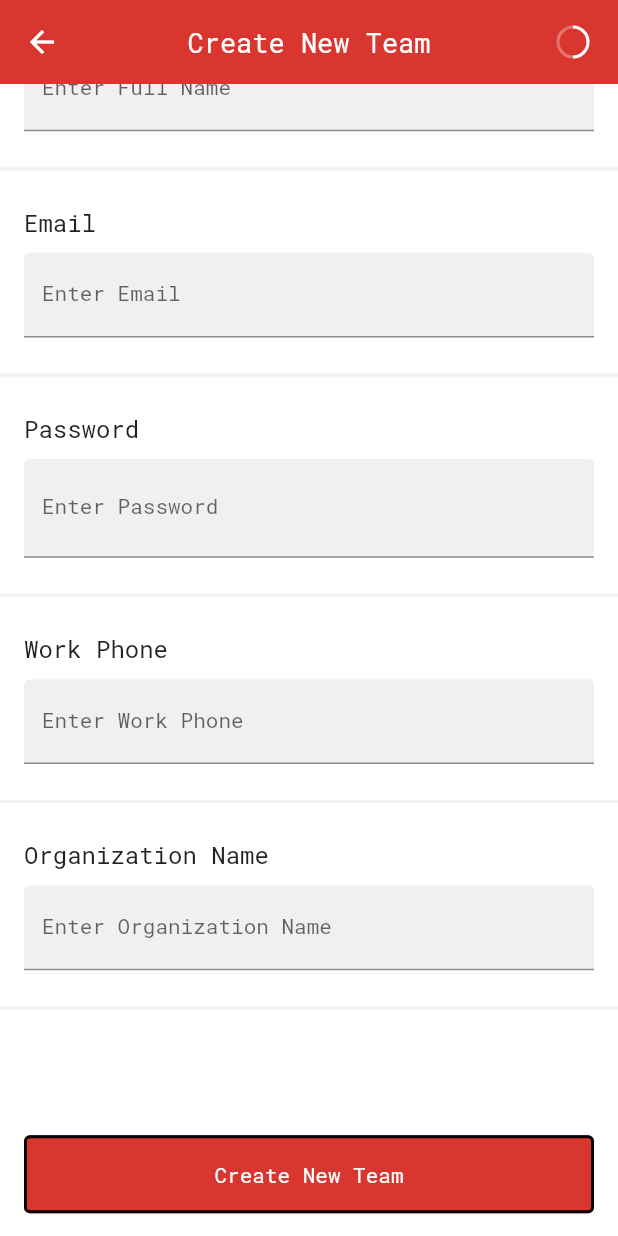
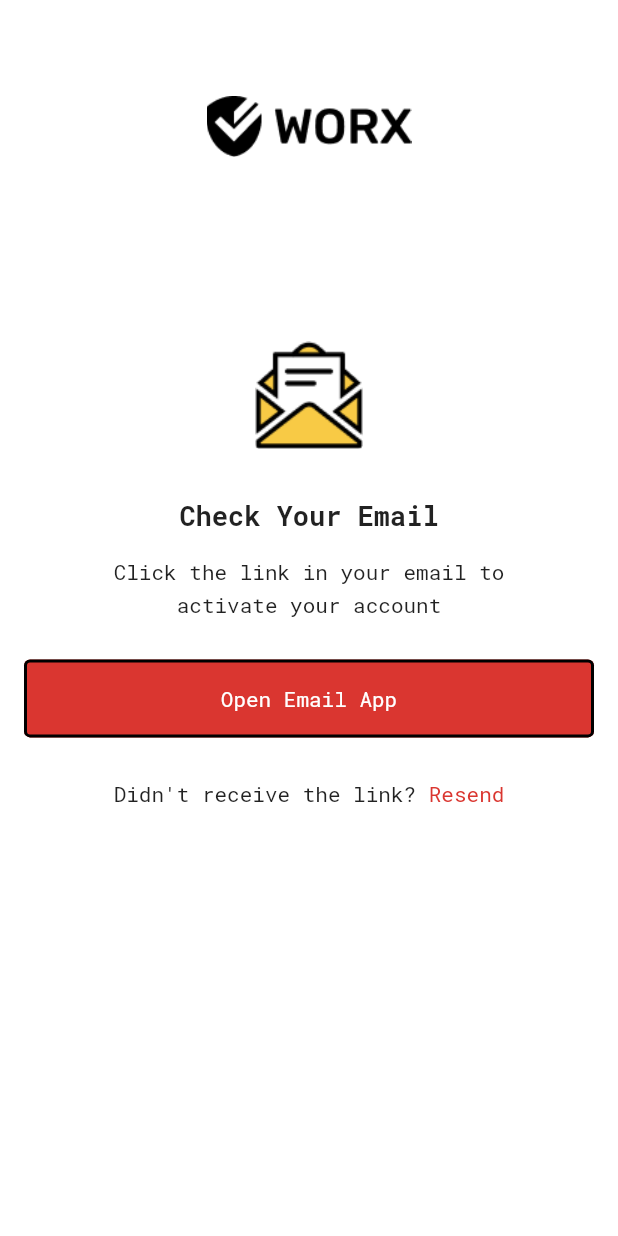
Before and after one commit to andrea-liu87/FlutterWorx, a Flutter app: the CreateNewTeam screen opened by its route, scrolled down 68 dp, after a tap on "Create New Team", on a phone screen of 412 x 824 dp. Run offline on Flutter 3.47's test engine with Material 2 defaults, Android fonts, the phone set to English and light mode, and no system bars; our stand-ins replace dio; missing offline and left inert: dio_http_cache, open_mail_app.

Commit message:
add Create Team Submitted Screen

```diff
--- a/lib/pages/create_new_team.dart
+++ b/lib/pages/create_new_team.dart
@@ -1,4 +1,5 @@
 import 'package:flutter/material.dart';
+import 'package:worx/routes.dart';
 import 'package:worx/theme/worx_theme.dart';
 import 'package:worx/widgets/app_bar.dart';
 import 'package:worx/widgets/buttons.dart';
@@ -80,7 +81,11 @@ class _CreateNewTeamState extends State<CreateNewTeam> {
                 child: FullWidthButton(
                     backgroundColor: WorxThemeData.lightColorScheme.primary,
                     title: 'Create New Team',
-                    onPressed: () {}),),
+                    onPressed: () {
+                      AppNavigator.push(Routes.createTeamSubmit);
+                    }
+                    ),
+              ),
             ],
           ),
         ),
--- /dev/null
+++ b/lib/pages/create_team_submit.dart
@@ -0,0 +1,85 @@
+import 'package:flutter/material.dart';
+import 'package:flutter/services.dart';
+import 'package:open_mail_app/open_mail_app.dart';
+import 'package:worx/theme/worx_theme.dart';
+import 'package:worx/widgets/buttons.dart';
+
+class CreateTeamSubmit extends StatefulWidget {
+  const CreateTeamSubmit({Key? key}) : super(key: key);
+
+  @override
+  State<CreateTeamSubmit> createState() => _CreateTeamSubmitState();
+}
+
+class _CreateTeamSubmitState extends State<CreateTeamSubmit> {
+  @override
+  Widget build(BuildContext context) {
+    SystemChrome.setSystemUIOverlayStyle(SystemUiOverlayStyle.dark);
+    return Scaffold(
+      body: Container(
+        color: Colors.white,
+        child: Column(
+          crossAxisAlignment: CrossAxisAlignment.center,
+          children: [
+            SizedBox(height: 64,),
+            Image.asset("assets/images/worx_logo.png", color: Colors.black, scale: 1.2),
+            Spacer(flex: 3,),
+            Image.asset("assets/images/email_open.png"),
+            SizedBox(height: 32,),
+            Text('Check Your Email', style: WorxThemeData.lightThemeData.textTheme.titleMedium?.copyWith(fontWeight: FontWeight.w700),),
+            SizedBox(height: 16,),
+            Text('Click the link in your email to'),
+            SizedBox(height: 4,),
+            Text('activate your account'),
+            Padding(padding: EdgeInsets.fromLTRB(16, 28, 16, 28),
+              child: FullWidthButton(
+                  backgroundColor: WorxThemeData.lightColorScheme.primary,
+                  title: 'Open Email App',
+                  onPressed: () async {
+                    OpenEmail(context);
+                  }
+              ),
+            ),
+            Row(
+              mainAxisAlignment: MainAxisAlignment.center,
+              children: [
+                Text('Didn\'t receive the link? '),
+                Text('Resend', style: TextStyle(color: WorxThemeData.lightColorScheme.primary),),
+              ],
+            ),
+            Spacer(flex: 7,),
+          ],
+        ),
+      ),
+    );
+  }
+
+  void _showToast(BuildContext context, String text) {
+    final scaffold = ScaffoldMessenger.of(context);
+    scaffold.showSnackBar(
+      SnackBar(
+        content: Text(text),
+        action: SnackBarAction(label: 'UNDO', onPressed: scaffold.hideCurrentSnackBar),
+      ),
+    );
+  }
+
+  void OpenEmail(BuildContext context) async {
+    var result = await OpenMailApp.openMailApp(
+      nativePickerTitle: 'Select email app to open',
+    );
+    if (!result.didOpen && !result.canOpen) {
+      _showToast(context, 'No Email App is found');
+    } else if (!result.didOpen && result.canOpen) {
+      showDialog(
+          context: context,
+          builder: (_)
+      {
+        return MailAppPickerDialog(
+          mailApps: result.options,
+        );
+      });
+    }
+  }
+
+}
--- a/lib/routes.dart
+++ b/lib/routes.dart
@@ -1,15 +1,17 @@
 import 'package:flutter/material.dart';
 import 'package:worx/core/fade_page_route.dart';
 import 'package:worx/pages/create_new_team.dart';
+import 'package:worx/pages/create_team_submit.dart';
 import 'package:worx/pages/splash.dart';
 import 'package:worx/pages/welcome.dart';
 
-enum Routes { splash, welcome, createTeam, home}
+enum Routes { splash, welcome, createTeam, createTeamSubmit, home}
 
 class _Paths {
   static const String splash = '/';
   static const String welcome = '/welcome';
   static const String createTeam = '/welcome/createTeam';
+  static const String createTeamSubmit = '/welcome/createTeam/createTeamSubmit';
   static const String home = '/home';
 
 
@@ -17,6 +19,7 @@ class _Paths {
     Routes.splash: _Paths.splash,
     Routes.welcome: _Paths.welcome,
     Routes.createTeam: _Paths.createTeam,
+    Routes.createTeamSubmit: _Paths.createTeamSubmit,
     Routes.home: _Paths.home
   };
 
@@ -37,6 +40,9 @@ class AppNavigator {
       case _Paths.createTeam:
         return FadeRoute(page: CreateNewTeam());
 
+      case _Paths.createTeamSubmit:
+        return FadeRoute(page: CreateTeamSubmit());
+
       case _Paths.home:
       default:
         return FadeRoute(page: SplashPage());
--- a/lib/widgets/app_bar.dart
+++ b/lib/widgets/app_bar.dart
@@ -3,10 +3,12 @@ import 'package:worx/theme/worx_theme.dart';
 
 class WelcomeAppBar extends StatelessWidget with PreferredSizeWidget {
   final String title;
+  final double progress;
 
   WelcomeAppBar({
     Key? key,
-  required this.title}) : super(key: key);
+  required this.title,
+  this.progress = 0}) : super(key: key);
 
   @override
   Widget build(BuildContext context) {
@@ -28,7 +30,7 @@ class WelcomeAppBar extends StatelessWidget with PreferredSizeWidget {
             child: CircularProgressIndicator(
               strokeWidth: 2,
               valueColor: AlwaysStoppedAnimation(Colors.white),
-              value: 0.5,
+              value: progress,
               backgroundColor: Colors.white30,
             ),
           ),
--- a/pubspec.yaml
+++ b/pubspec.yaml
@@ -34,6 +34,9 @@ dependencies:
   # The following adds the Cupertino Icons font to your application.
   # Use with the CupertinoIcons class for iOS style icons.
   cupertino_icons: ^1.0.2
+  dio_http_cache: ^0.3.0
+  device_info_plus: ^3.2.3
+  open_mail_app: ^0.4.5
 
 dev_dependencies:
   flutter_test:
```
Also changed, not shown: lib/data/model/ResponseFormList.dart (added, +195 -0 lines), lib/data/remote/api_data_source.dart (added, +52 -0 lines), lib/data/remote/remote_repository.dart (added, +11 -0 lines), assets/images/email_open.png (added), pubspec.lock.
